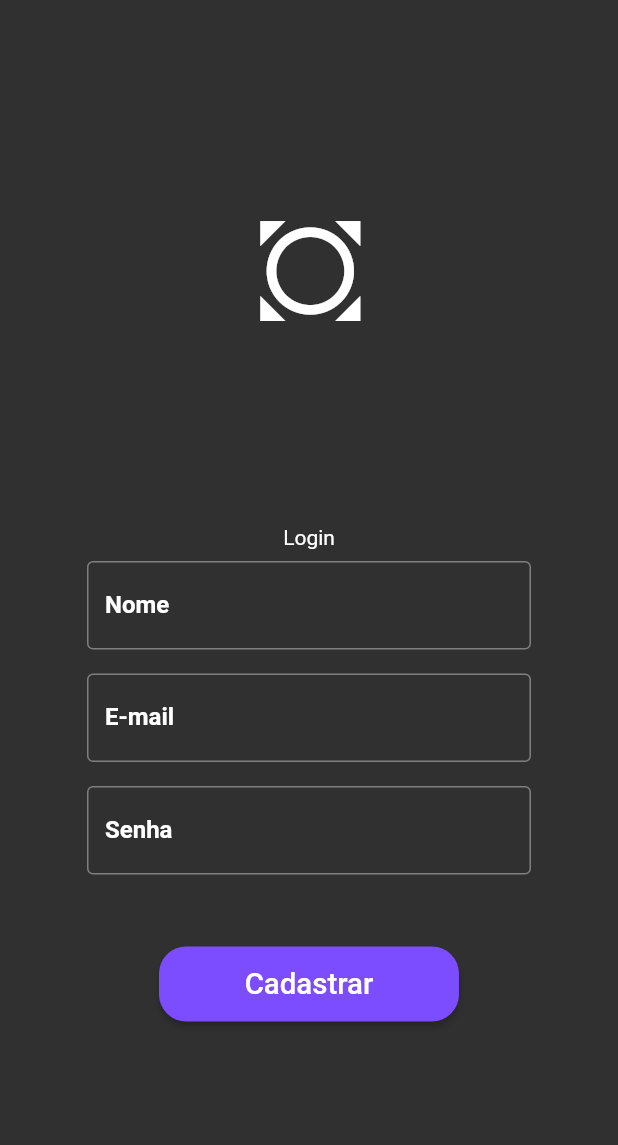
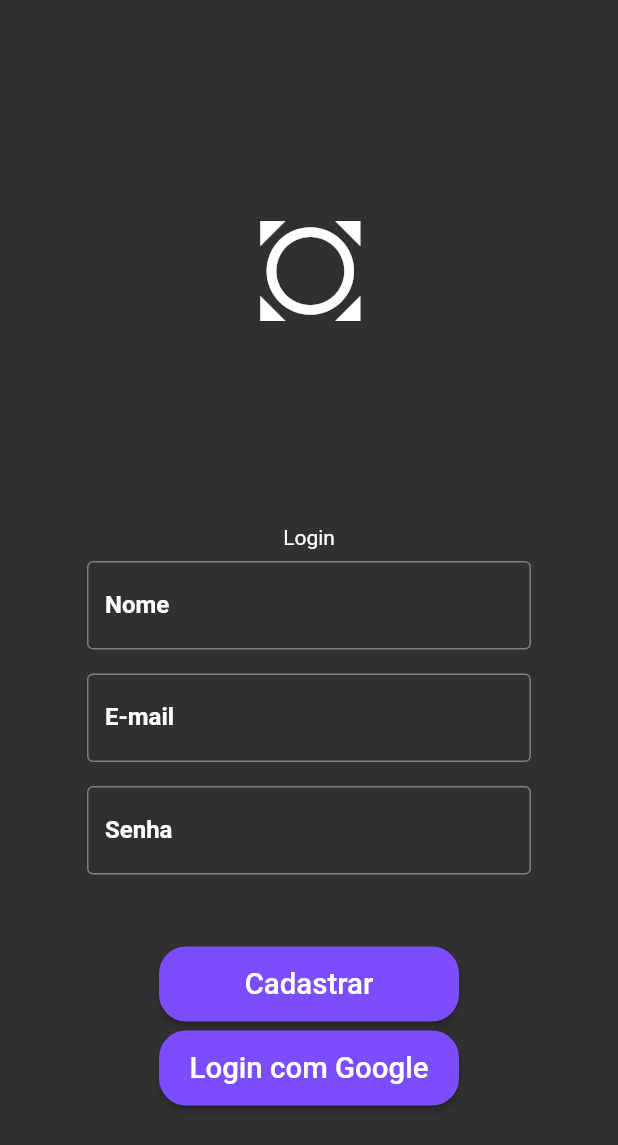
Before and after one commit to rezendevictor/flutter-mvvm, a Flutter app: the screen it shows after launch, on a phone screen of 412 x 824 dp. Shown: the top 1145 px of the screen. Run offline on Flutter 3.47's test engine with Material 2 defaults, Android fonts, the phone set to English and light mode, and no system bars; our stand-ins replace charts_flutter, firebase_auth, flutter_datetime_picker, google_sign_in, mobx; accounts and stored records are empty; generated files the repository leaves out were written again.

Commit message:
Adding Google Login

```diff
--- a/lib/view/entry_view.dart
+++ b/lib/view/entry_view.dart
@@ -10,8 +10,12 @@ import 'package:charts_flutter/flutter.dart' as charts;
 import 'package:mvvm/viewmodel/expenseList_viewmodel.dart';
 import 'package:mvvm/viewmodel/expenseaddition.viewmodel.dart';
 import 'package:provider/provider.dart';
+class Entry extends StatefulWidget {
+  @override
+  _EntryState createState() => _EntryState();
+}
 
-class Entry extends StatelessWidget {
+class _EntryState extends State<Entry> {
   @override
   Widget build(BuildContext context) {
     // TODO: implement build
--- a/lib/view/login_view.dart
+++ b/lib/view/login_view.dart
@@ -1,8 +1,7 @@
-
-
 import 'package:flutter/cupertino.dart';
 import 'package:flutter/material.dart';
 import 'package:mvvm/controler/login_controller.dart';
+import 'package:mvvm/repositories/login_repository.dart';
 import 'package:mvvm/stores/app.store.dart';
 import 'package:mvvm/view/entry_view.dart';
 import 'package:mvvm/viewmodel/singup_viewmodel.dart';
@@ -126,7 +125,9 @@ class _SingupViewState extends State<LoginView> {
                               ),
                             ),
                           )
-                        : Container(
+                        : Column(
+                            children: <Widget>[
+                              Container(
                                 width: 200,
                                 height: 50,
                                 child: RaisedButton(
@@ -134,7 +135,10 @@ class _SingupViewState extends State<LoginView> {
                                   shape: RoundedRectangleBorder(
                                       borderRadius:
                                           new BorderRadius.circular(18.0)),
-                              child: Text("Cadastrar",textScaleFactor: 1.4,),
+                                  child: Text(
+                                    "Cadastrar",
+                                    textScaleFactor: 1.4,
+                                  ),
                                   onPressed: () {
                                     if (_formkey.currentState.validate()) {
                                       _formkey.currentState.save();
@@ -157,6 +161,34 @@ class _SingupViewState extends State<LoginView> {
                                   },
                                 ),
                               ),
+                              Padding(
+                                padding: const EdgeInsets.all(6.0),
+                                child: Container(
+                                  width: 200,
+                                  height: 50,
+                                  child: RaisedButton(
+                                    color: Colors.deepPurpleAccent,
+                                    shape: RoundedRectangleBorder(
+                                        borderRadius:
+                                            new BorderRadius.circular(18.0)),
+                                    child: Text(
+                                      "Login com Google",
+                                      textScaleFactor: 1.4,
+                                    ),
+                                    onPressed: () {
+                                      signInWithGoogle().whenComplete(() {
+                                        Navigator.of(context).push(
+                                          MaterialPageRoute(
+                                            builder: (context) => Entry(),
+                                          ),
+                                        );
+                                      });
+                                    },
+                                  ),
+                                ),
+                              ),
+                            ],
+                          ),
                   ),
                 ],
               ),
--- a/pubspec.yaml
+++ b/pubspec.yaml
@@ -30,6 +30,10 @@ dependencies:
   mobx: ^0.4.0
   flutter_mobx: ^0.3.4
   provider: ^4.0.4
+  flutter_datetime_picker: ^1.2.5
+  firebase_auth: ^0.15.5+3
+  google_sign_in: ^4.4.0
+
 
 dev_dependencies:
   flutter_test:
```
Also changed, not shown: lib/repositories/login_repository.dart (added, +33 -0 lines), lib/view/transaction_view.dart (+51 -0 lines), lib/view/view_elements/text_display_element.dart (+9 -3 lines), pubspec.lock, 3 other files. Lines whose indentation alone changed are shown as unchanged.
